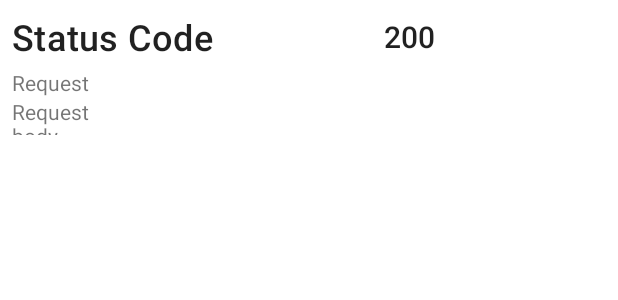
After one commit to ahmed-el-halawani/instabugTask, an Android app: the layout fragment_response_data.xml on its own in the app's theme, with its tools: preview values and no code run, on a phone screen of 412 x 824 dp. The commit adds this screen. Shown: the top 300 px of the screen. Run offline under Robolectric (Android 15) with nearby library versions, the phone set to English and light mode, and no system bars.

Commit message:
finish core requesst

```diff
--- a/app/src/main/AndroidManifest.xml
+++ b/app/src/main/AndroidManifest.xml
@@ -2,13 +2,15 @@
 <manifest xmlns:android="http://schemas.android.com/apk/res/android"
     package="com.newcore.instabugtask">
 
+    <uses-permission android:name="android.permission.INTERNET" />
     <application
         android:allowBackup="true"
         android:icon="@mipmap/ic_launcher"
         android:label="@string/app_name"
         android:roundIcon="@mipmap/ic_launcher_round"
         android:supportsRtl="true"
-        android:theme="@style/Theme.InstabugTask">
+        android:theme="@style/Theme.InstabugTask"
+        android:usesCleartextTraffic="true">
         <activity
             android:name=".ui.MainActivity"
             android:exported="true"
--- a/app/src/main/java/com/newcore/instabugtask/ui/inputapidata/models/KeyValueRequest.kt
+++ b/app/src/main/java/com/newcore/instabugtask/data/models/KeyValueRequest.kt
@@ -1,4 +1,4 @@
-package com.newcore.instabugtask.ui.inputapidata.models
+package com.newcore.instabugtask.data.models
 
 import java.util.*
 
--- a/app/src/main/java/com/newcore/instabugtask/ui/inputapidata/pages/header/HeaderFragment.kt
+++ b/app/src/main/java/com/newcore/instabugtask/ui/inputapidata/pages/header/HeaderFragment.kt
@@ -7,7 +7,7 @@ import androidx.recyclerview.widget.LinearLayoutManager
 import com.newcore.instabugtask.databinding.FragmentKeyValueRowsBinding
 import com.newcore.instabugtask.ui.BaseFragment
 import com.newcore.instabugtask.ui.inputapidata.InputApiRequestDataViewModel
-import com.newcore.instabugtask.ui.inputapidata.models.KeyValueRequest
+import com.newcore.instabugtask.data.models.KeyValueRequest
 
 class HeaderFragment : BaseFragment<FragmentKeyValueRowsBinding>
     (FragmentKeyValueRowsBinding::inflate) {
--- a/app/src/main/java/com/newcore/instabugtask/ui/inputapidata/pages/header/KeyValuesAdapter.kt
+++ b/app/src/main/java/com/newcore/instabugtask/ui/inputapidata/pages/header/KeyValuesAdapter.kt
@@ -7,7 +7,7 @@ import androidx.recyclerview.widget.AsyncListDiffer
 import androidx.recyclerview.widget.DiffUtil
 import androidx.recyclerview.widget.RecyclerView
 import com.newcore.instabugtask.databinding.ItemKeyValueRowBinding
-import com.newcore.instabugtask.ui.inputapidata.models.KeyValueRequest
+import com.newcore.instabugtask.data.models.KeyValueRequest
 
 
 class KeyValuesAdapter(val delete: (KeyValueRequest) -> Unit) :
--- a/app/src/main/java/com/newcore/instabugtask/ui/inputapidata/pages/params/ParamsFragment.kt
+++ b/app/src/main/java/com/newcore/instabugtask/ui/inputapidata/pages/params/ParamsFragment.kt
@@ -8,7 +8,7 @@ import androidx.recyclerview.widget.LinearLayoutManager
 import com.newcore.instabugtask.databinding.FragmentKeyValueRowsBinding
 import com.newcore.instabugtask.ui.BaseFragment
 import com.newcore.instabugtask.ui.inputapidata.InputApiRequestDataViewModel
-import com.newcore.instabugtask.ui.inputapidata.models.KeyValueRequest
+import com.newcore.instabugtask.data.models.KeyValueRequest
 import com.newcore.instabugtask.ui.inputapidata.pages.header.KeyValuesAdapter
 
 class ParamsFragment : BaseFragment<FragmentKeyValueRowsBinding>
--- a/app/src/main/res/layout/fragment_input_api_request_data.xml
+++ b/app/src/main/res/layout/fragment_input_api_request_data.xml
@@ -11,11 +11,11 @@
         android:layout_height="wrap_content"
         android:layout_marginTop="16dp"
         android:text="@string/request_url"
-        app:layout_constraintStart_toStartOf="@+id/editTextTextPersonName"
+        app:layout_constraintStart_toStartOf="@+id/etUrl"
         app:layout_constraintTop_toTopOf="parent" />
 
     <EditText
-        android:id="@+id/editTextTextPersonName"
+        android:id="@+id/etUrl"
         android:layout_width="0dp"
         android:layout_height="wrap_content"
         android:layout_marginStart="8dp"
@@ -35,7 +35,7 @@
         android:layout_marginTop="8dp"
         android:text="@string/request_type"
         app:layout_constraintStart_toStartOf="@+id/radioGroup"
-        app:layout_constraintTop_toBottomOf="@+id/editTextTextPersonName" />
+        app:layout_constraintTop_toBottomOf="@+id/etUrl" />
 
     <RadioGroup
         android:id="@+id/radioGroup"
--- /dev/null
+++ b/app/src/main/res/layout/fragment_response_data.xml
@@ -0,0 +1,53 @@
+<?xml version="1.0" encoding="utf-8"?>
+<androidx.constraintlayout.widget.ConstraintLayout xmlns:android="http://schemas.android.com/apk/res/android"
+    xmlns:app="http://schemas.android.com/apk/res-auto"
+    xmlns:tools="http://schemas.android.com/tools"
+    android:layout_width="match_parent"
+    android:layout_height="match_parent">
+
+    <TextView
+        android:id="@+id/textView5"
+        style="@style/TextAppearance.Material3.LabelLarge"
+        android:layout_width="wrap_content"
+        android:layout_height="wrap_content"
+        android:layout_marginStart="8dp"
+        android:layout_marginTop="8dp"
+        android:text="Status Code"
+        android:textSize="24sp"
+        app:layout_constraintStart_toStartOf="parent"
+        app:layout_constraintTop_toTopOf="parent" />
+
+    <TextView
+        android:id="@+id/tvStatusCode"
+        style="@style/TextAppearance.Material3.LabelLarge"
+        android:layout_width="0dp"
+        android:layout_height="wrap_content"
+        android:layout_marginEnd="8dp"
+        android:text="200"
+        android:textAlignment="center"
+        android:textSize="20sp"
+        app:layout_constraintBottom_toBottomOf="@+id/textView5"
+        app:layout_constraintEnd_toEndOf="parent"
+        app:layout_constraintStart_toEndOf="@+id/textView5"
+        app:layout_constraintTop_toTopOf="@+id/textView5" />
+
+    <TextView
+        android:id="@+id/textView6"
+        android:layout_width="wrap_content"
+        android:layout_height="wrap_content"
+        android:text="Request"
+        app:layout_constraintBottom_toTopOf="@+id/textView7"
+        app:layout_constraintStart_toStartOf="@+id/textView7" />
+
+    <TextView
+        android:id="@+id/textView7"
+        android:layout_width="56dp"
+        android:layout_height="25dp"
+        android:layout_marginStart="8dp"
+        android:layout_marginTop="24dp"
+        android:text="Request body"
+        app:layout_constraintEnd_toEndOf="parent"
+        app:layout_constraintHorizontal_bias="0.0"
+        app:layout_constraintStart_toStartOf="parent"
+        app:layout_constraintTop_toBottomOf="@+id/textView5" />
+</androidx.constraintlayout.widget.ConstraintLayout>
```
Also changed, not shown: app/src/main/java/com/newcore/instabugtask/data/models/RequestUrl.kt (added, +8 -0 lines), app/src/main/java/com/newcore/instabugtask/data/models/ResponseUrl.kt (added, +8 -0 lines), app/src/main/java/com/newcore/instabugtask/data/remote/TestUrlRepo.kt (added, +12 -0 lines), app/src/main/java/com/newcore/instabugtask/ui/inputapidata/InputApiRequestDataFragment.kt (+8 -1 lines), app/src/main/java/com/newcore/instabugtask/ui/inputapidata/InputApiRequestDataViewModel.kt (+32 -1 lines), app/src/main/java/com/newcore/instabugtask/ui/responsedata/ResponseDataFragment.kt (added, +19 -0 lines), app/src/main/java/com/newcore/instabugtask/ui/responsedata/ResponseDataViewModel.kt (added, +7 -0 lines), app/src/main/java/com/newcore/instabugtask/utils/NetworkCallHelper.kt (added, +80 -0 lines), app/src/main/java/com/newcore/instabugtask/utils/State.kt (added, +7 -0 lines).
